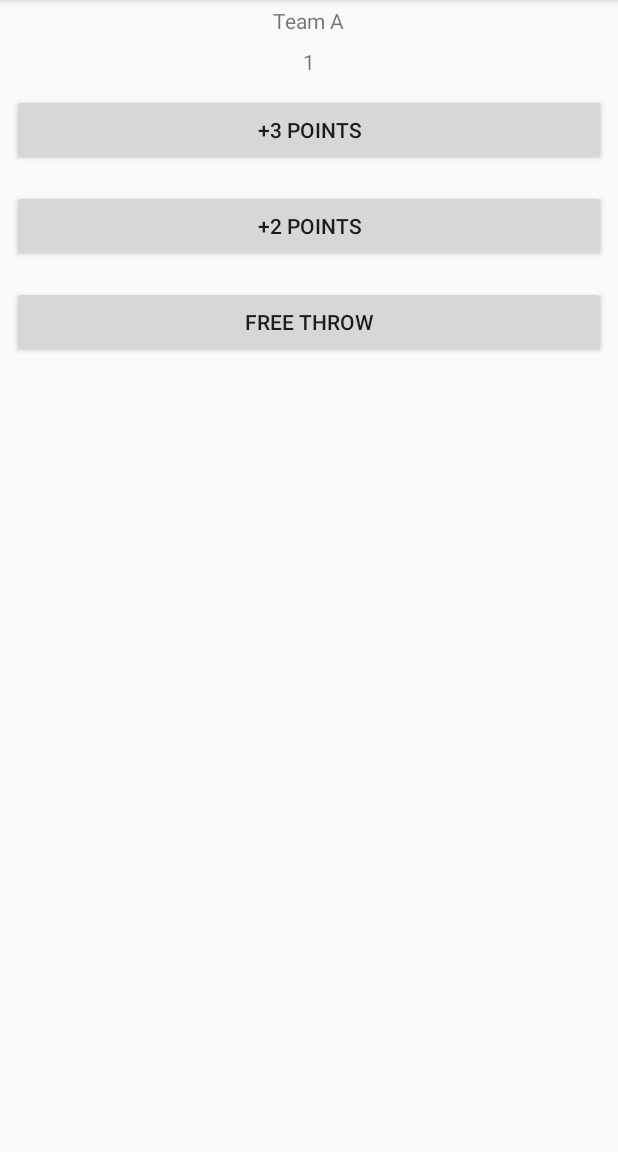
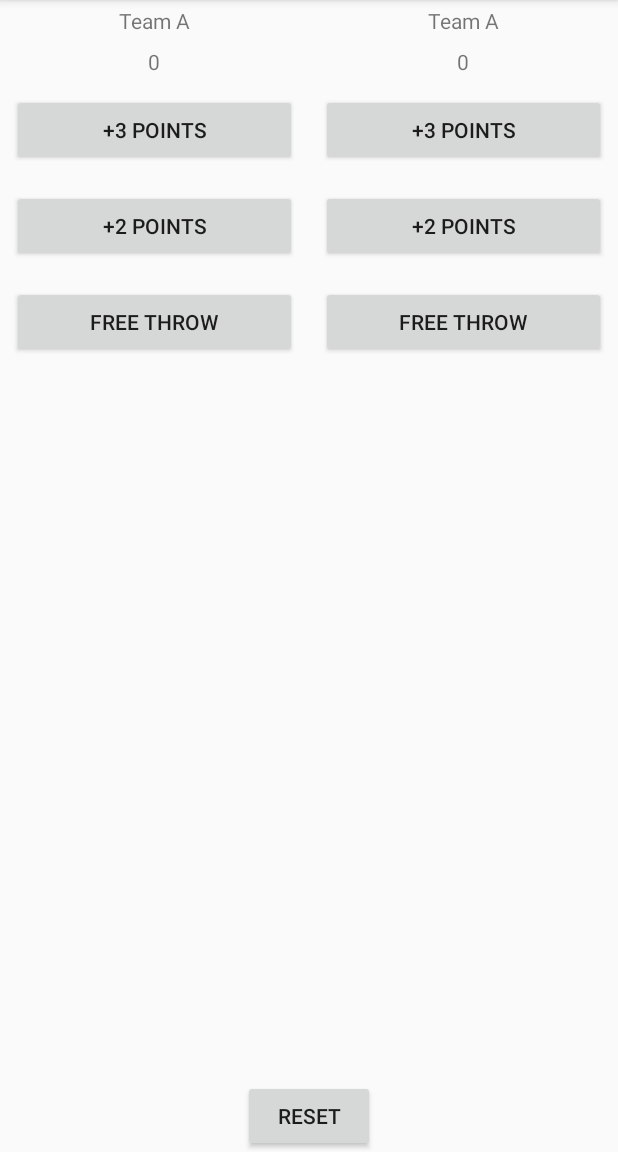
Before and after one commit to khushali9/CourtCounter, an Android app: the screen it shows after launch (MainActivity), in the options menu, after a tap on "Settings", on a phone screen of 412 x 824 dp, the part 84-1236 px from its top. Run offline under Robolectric (Android 15) with nearby library versions, the phone set to English and light mode, and no system bars.

Commit message:
both score Added and working

```diff
--- a/app/src/main/java/com/example/android/courtcounter/MainActivity.java
+++ b/app/src/main/java/com/example/android/courtcounter/MainActivity.java
@@ -9,7 +9,8 @@ import android.widget.TextView;
 
 
 public class MainActivity extends ActionBarActivity {
-    int totalScore=0;
+    int totalScoreA=0;
+    int totalScoreB=0;
     @Override
     protected void onCreate(Bundle savedInstanceState) {
         super.onCreate(savedInstanceState);
@@ -42,8 +43,14 @@ public class MainActivity extends ActionBarActivity {
     public void displayForTeamA(int score){
         TextView scoreView=(TextView) findViewById(R.id.team_a_score);
 
+        totalScoreA+=score;
+        scoreView.setText(String.valueOf(totalScoreA));
+    }
+    public void displayForTeamB(int score){
+        TextView scoreView=(TextView) findViewById(R.id.team_b_score);
 
-        scoreView.setText(String.valueOf(score));
+        totalScoreB+=score;
+        scoreView.setText(String.valueOf(totalScoreB));
     }
     public void teamA3(View v){
         displayForTeamA(3);
@@ -58,4 +65,25 @@ public class MainActivity extends ActionBarActivity {
         displayForTeamA(1);
 
     }
+
+    public void teamB3(View v){
+        displayForTeamB(3);
+
+    }
+
+    public void teamB2(View v){
+        displayForTeamB(2);
+
+    }
+    public void teamBfree(View v){
+        displayForTeamB(1);
+
+    }
+    public void set0(View v){
+        totalScoreA=0;
+        totalScoreB=0;
+        displayForTeamB(0);
+        displayForTeamA(0);
+
+    }
 }
--- a/app/src/main/res/layout/activity_main.xml
+++ b/app/src/main/res/layout/activity_main.xml
@@ -1,5 +1,21 @@
+<RelativeLayout xmlns:android="http://schemas.android.com/apk/res/android"
+    xmlns:tools="http://schemas.android.com/tools"
+    android:layout_width="match_parent"
+    android:layout_height="match_parent">
+
+
 <LinearLayout xmlns:android="http://schemas.android.com/apk/res/android"
-    xmlns:tools="http://schemas.android.com/tools" android:layout_width="match_parent"
+    xmlns:tools="http://schemas.android.com/tools"
+    android:layout_width="match_parent"
+    android:layout_height="match_parent"
+    android:orientation="horizontal"
+    >
+
+
+    <LinearLayout
+        android:layout_weight="1"
+        android:layout_width="0dp"
+
     android:layout_height="match_parent"
     android:orientation="vertical"
     tools:context=".MainActivity">
@@ -40,6 +56,66 @@
         android:layout_margin="8dp"
         android:onClick="teamAfree"/>
 
+        </LinearLayout>
+
+
+        <LinearLayout
+            android:layout_weight="1"
+            android:layout_width="0dp"
+
+            android:layout_height="match_parent"
+            android:orientation="vertical"
+            tools:context=".MainActivity">
+
+
+    <TextView
+        android:layout_width="wrap_content"
+        android:layout_height="wrap_content"
+        android:text="Team A"
+        android:textAlignment="center"
+        android:layout_gravity="center_horizontal"
+        android:padding="4dp"/>
+
+    <TextView
+        android:layout_width="wrap_content"
+        android:layout_height="wrap_content"
+        android:text="0"
+        android:id="@+id/team_b_score"
+        android:layout_gravity="center_horizontal"
+        android:padding="4dp" />
+    <Button
+        android:layout_width="match_parent"
+        android:layout_height="wrap_content"
+        android:text="+3 Points"
+        android:layout_margin="8dp"
+        android:onClick="teamB3"/>
+
+    <Button
+        android:layout_width="match_parent"
+        android:layout_height="wrap_content"
+        android:text="+2 Points"
+        android:layout_margin="8dp"
+        android:onClick="teamB2"/>
+
+    <Button
+        android:layout_width="match_parent"
+        android:layout_height="wrap_content"
+        android:text="Free Throw"
+        android:layout_margin="8dp"
+        android:onClick="teamBfree"/>
+
+</LinearLayout>
+
+
 
 
 </LinearLayout>
+
+<Button
+    android:text="Reset"
+    android:layout_width="wrap_content"
+    android:layout_height="wrap_content"
+    android:layout_alignParentBottom="true"
+    android:layout_centerHorizontal="true"
+    android:onClick="set0"/>
+</RelativeLayout>
```
